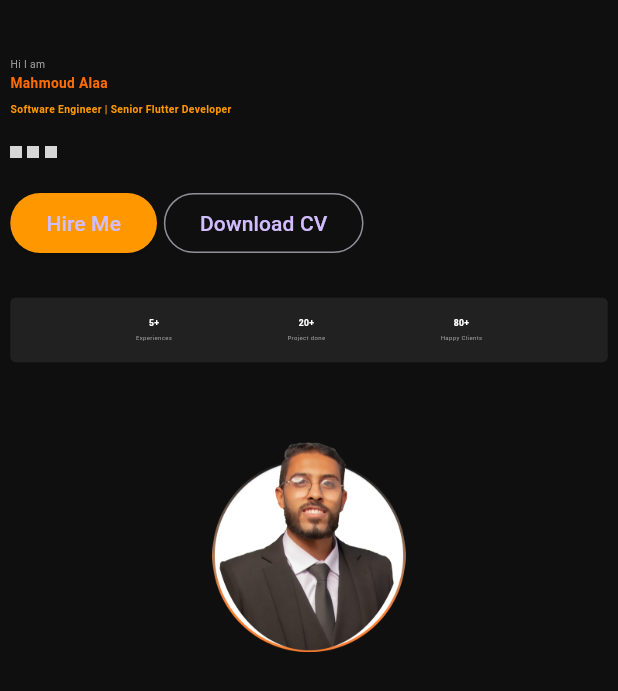
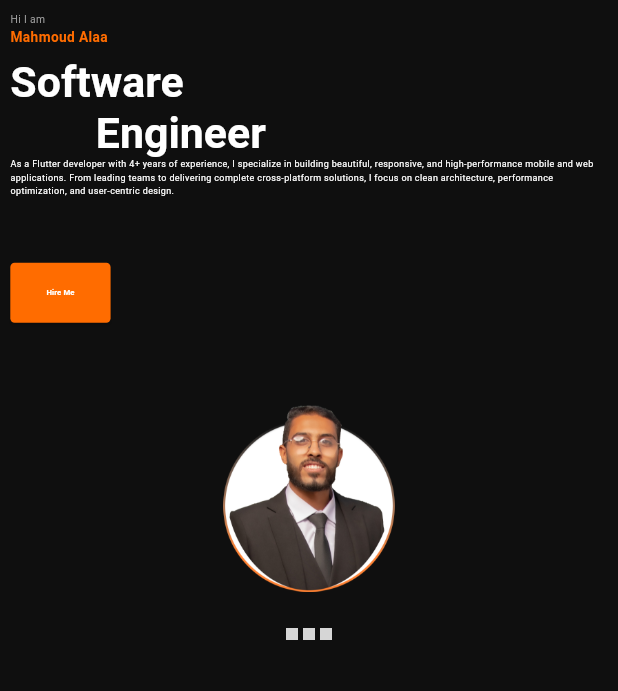
Before and after one commit to DEVS3010/my_portoflio, a Flutter app: the HeaderSection widget shown alone on an empty page, opened directly, on a phone screen of 412 x 824 dp. Shown: the top 691 px of the screen. Run offline on Flutter 3.47's test engine with Material 3 defaults, Android fonts, the phone set to English and light mode, and no system bars; drawn by our look-alikes of flutter_animate; our stand-ins replace flutter_screenutil; grey boxes are pictures that could not be loaded.

Commit message:
Refactor header section layout and update profile description for clarity

```diff
--- a/lib/data/portfolio_data.dart
+++ b/lib/data/portfolio_data.dart
@@ -10,7 +10,7 @@ final profile = ProfileModel(
   cvLink: 'https://drive.google.com/your-cv-link',
   logo: 'assets/images/logo.png',
   photo: 'assets/images/profile.png',
-  profile: 'Software Engineer | Senior Flutter Developer',
+  profile: 'Software Engineer',
   country: 'Saudi Arabia',
 
   profileSummary:
--- a/lib/ui/widgets/header_section.dart
+++ b/lib/ui/widgets/header_section.dart
@@ -11,7 +11,7 @@ class HeaderSection extends StatelessWidget {
   @override
   Widget build(BuildContext context) {
     return Padding(
-      padding: EdgeInsets.symmetric(vertical: 48.h, horizontal: 24.w),
+      padding: EdgeInsets.symmetric(vertical: 10.h, horizontal: 24.w),
       child: LayoutBuilder(
         builder: (context, constraints) {
           final isMobile = constraints.maxWidth < 700;
@@ -50,18 +50,105 @@ class HeaderSection extends StatelessWidget {
         Text('Hi I am', style: TextStyle(color: Colors.grey, fontSize: 24.sp)),
         Text(
           profile.name,
-          style: TextStyle(fontSize: 32.sp, fontWeight: FontWeight.w600, color: AppColors.primary),
+          style: TextStyle(
+            fontSize: 32.sp,
+            fontWeight: FontWeight.w600,
+            color: AppColors.primary,
+          ),
         ),
         SizedBox(height: 8.h),
-        Text(
-          profile.profile,
-          style: TextStyle(
-            fontSize: isMobile ? 24.sp : 36.sp,
-            fontWeight: FontWeight.bold,
-            color: Colors.orange,
+        RichText(
+          text: TextSpan(
+            style: TextStyle(
+              fontSize: 100.sp,
+              color: Colors.white,
+              fontWeight: FontWeight.bold,
+            ),
+            children: [
+              TextSpan(text: '${profile.profile.split(' ').first} \n'),
+              TextSpan(
+                text:
+                    '\t \t \t \t ${profile.profile.split(' ').skip(1).join(' ')}',
+                style: TextStyle(fontWeight: FontWeight.bold),
+              ),
+            ],
           ),
         ),
+        Text(
+          'As a Flutter developer with 4+ years of experience, I specialize in building beautiful, responsive, and high-performance mobile and web applications. From leading teams to delivering complete cross-platform solutions, I focus on clean architecture, performance optimization, and user-centric design.',
+          style: TextStyle(fontSize: 21.sp, color: AppColors.white),
+        ),
         SizedBox(height: 24.h),
+        // Wrap(
+        //   spacing: 12.w,
+        //   children:
+        //       profile.socialLinks.map((social) {
+        //         return InkWell(
+        //           onTap: () => launchUrl(Uri.parse(social.link)),
+        //           child: Image.asset(social.icon, width: 28.w),
+        //         );
+        //       }).toList(),
+        // ),
+        SizedBox(height: 24.h),
+        ElevatedButton(
+          style: ElevatedButton.styleFrom(
+            shape: RoundedRectangleBorder(
+              borderRadius: BorderRadius.circular(10.r),
+            ),
+            backgroundColor: AppColors.primary,
+          ),
+          onPressed: () => launchUrl(Uri.parse("mailto:${profile.email}")),
+          child: Text(
+            "Hire Me",
+            style: TextStyle(
+              fontSize: 18.sp,
+              fontWeight: FontWeight.bold,
+              color: AppColors.white,
+            ),
+          ),
+        ),
+        // Row(
+        //   children: [
+        //     ElevatedButton(
+        //       style: ElevatedButton.styleFrom(backgroundColor: Colors.orange),
+        //       onPressed: () => launchUrl(Uri.parse("mailto:${profile.email}")),
+        //       child: const Text("Hire Me"),
+        //     ),
+        //     SizedBox(width: 16.w),
+        //     OutlinedButton(
+        //       onPressed: () => launchUrl(Uri.parse(profile.cvLink)),
+        //       child: const Text("Download CV"),
+        //     ),
+        //   ],
+        // ),
+        // SizedBox(height: 32.h),
+        // Container(
+        //   padding: EdgeInsets.symmetric(horizontal: 24.w, vertical: 16.h),
+        //   decoration: BoxDecoration(
+        //     color: Colors.grey.shade900,
+        //     borderRadius: BorderRadius.circular(12.r),
+        //   ),
+        //   child: Row(
+        //     mainAxisAlignment: MainAxisAlignment.spaceEvenly,
+        //     children: [
+        //       _buildStat("5+", "Experiences"),
+        //       _buildStat("20+", "Project done"),
+        //       _buildStat("80+", "Happy Clients"),
+        //     ],
+        //   ),
+        // ),
+      ],
+    );
+  }
+
+  Widget _buildPhoto() {
+    return Column(
+      children: [
+        Image.asset(
+          profile.photo,
+          width: 400.w,
+        ).animate().fadeIn(duration: 600.ms).scale(),
+        SizedBox(height: 30.h),
         Wrap(
           spacing: 12.w,
           children:
@@ -72,46 +159,8 @@ class HeaderSection extends StatelessWidget {
                 );
               }).toList(),
         ),
-        SizedBox(height: 24.h),
-        Row(
-          children: [
-            ElevatedButton(
-              style: ElevatedButton.styleFrom(backgroundColor: Colors.orange),
-              onPressed: () => launchUrl(Uri.parse("mailto:${profile.email}")),
-              child: const Text("Hire Me"),
-            ),
-            SizedBox(width: 16.w),
-            OutlinedButton(
-              onPressed: () => launchUrl(Uri.parse(profile.cvLink)),
-              child: const Text("Download CV"),
-            ),
-          ],
-        ),
-        SizedBox(height: 32.h),
-        Container(
-          padding: EdgeInsets.symmetric(horizontal: 24.w, vertical: 16.h),
-          decoration: BoxDecoration(
-            color: Colors.grey.shade900,
-            borderRadius: BorderRadius.circular(12.r),
-          ),
-          child: Row(
-            mainAxisAlignment: MainAxisAlignment.spaceEvenly,
-            children: [
-              _buildStat("5+", "Experiences"),
-              _buildStat("20+", "Project done"),
-              _buildStat("80+", "Happy Clients"),
-            ],
-          ),
-        ),
       ],
     );
-  }
-
-  Widget _buildPhoto() {
-    return Image.asset(
-      profile.photo,
-      width: 450.w,
-    ).animate().fadeIn(duration: 600.ms).scale();
   }
   // Widget _buildPhoto() {
   //   return Stack(
```
